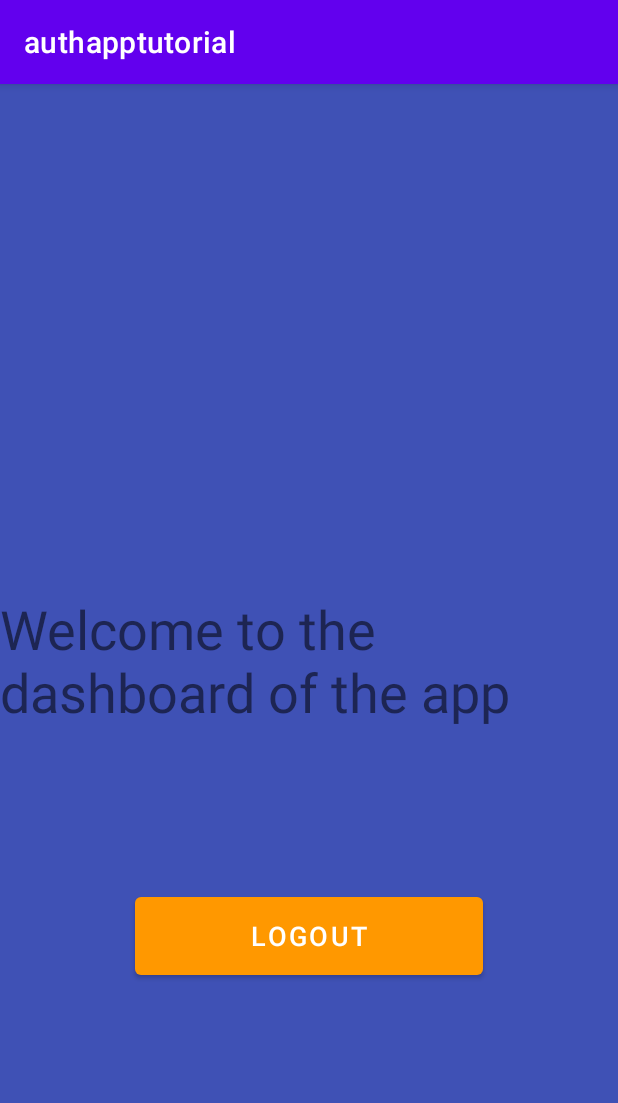
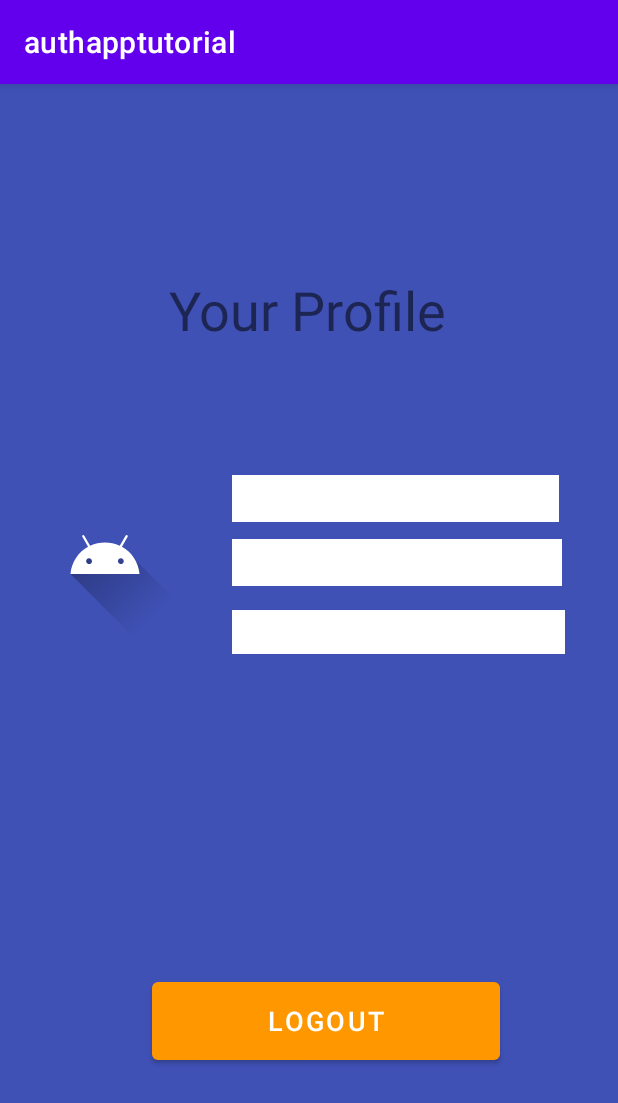
Before and after one commit to yongmei1/chara, an Android app: the screen it shows after launch (MainActivity), on a phone screen of 412 x 824 dp. Shown: the top 1103 px of the screen. Run offline under Robolectric (Android 15) with nearby library versions, the light colour scheme and no system bars; our stand-ins replace Firebase (no records; nobody signed in at launch, a user with empty details on screens opened directly); 1 statement that could not run was skipped.

Commit message:
fetch data from firestore and display on user profile main activity page

```diff
--- a/app/src/main/java/com/example/authapptutorial/MainActivity.java
+++ b/app/src/main/java/com/example/authapptutorial/MainActivity.java
@@ -1,20 +1,50 @@
 package com.example.authapptutorial;
 
+import androidx.annotation.Nullable;
 import androidx.appcompat.app.AppCompatActivity;
 
 import android.content.Intent;
 import android.os.Bundle;
 import android.view.View;
+import android.widget.TextView;
 
 import com.google.firebase.FirebaseApiNotAvailableException;
 import com.google.firebase.auth.FirebaseAuth;
+import com.google.firebase.firestore.DocumentReference;
+import com.google.firebase.firestore.DocumentSnapshot;
+import com.google.firebase.firestore.EventListener;
+import com.google.firebase.firestore.FirebaseFirestore;
+import com.google.firebase.firestore.FirebaseFirestoreException;
 
 public class MainActivity extends AppCompatActivity {
+    TextView fullName, email,phone;
+    FirebaseAuth fAuth;
+    FirebaseFirestore fStore;
+    String userId;
+
 
     @Override
     protected void onCreate(Bundle savedInstanceState) {
         super.onCreate(savedInstanceState);
         setContentView(R.layout.activity_main);
+        phone = findViewById(R.id.profilePhone);
+        fullName = findViewById(R.id.profileName);
+        email = findViewById(R.id.profileEmail);
+
+        fAuth = FirebaseAuth.getInstance();
+        fStore =FirebaseFirestore.getInstance();
+        userId = fAuth.getCurrentUser().getUid();
+
+        DocumentReference documentReference = fStore.collection("users").document(userId);
+        documentReference.addSnapshotListener(this, new EventListener<DocumentSnapshot>() {
+            @Override
+            public void onEvent(@Nullable DocumentSnapshot documentSnapshot, @Nullable FirebaseFirestoreException error) {
+                fullName.setText(documentSnapshot.getString("fName"));
+                email.setText(documentSnapshot.getString("email"));
+                phone.setText(documentSnapshot.getString("phone"));
+            }
+        });
+
     }
 
     public void logout(View view){
--- a/app/src/main/res/layout/activity_main.xml
+++ b/app/src/main/res/layout/activity_main.xml
@@ -12,17 +12,20 @@
         android:id="@+id/textView"
         android:layout_width="wrap_content"
         android:layout_height="wrap_content"
-        android:text="Welcome to the dashboard of the app"
+        android:text="Your Profile"
         android:textSize="36sp"
         app:layout_constraintBottom_toBottomOf="parent"
         app:layout_constraintEnd_toEndOf="parent"
+        app:layout_constraintHorizontal_bias="0.497"
         app:layout_constraintStart_toStartOf="parent"
-        app:layout_constraintTop_toTopOf="parent" />
+        app:layout_constraintTop_toTopOf="parent"
+        app:layout_constraintVertical_bias="0.175" />
 
     <Button
         android:id="@+id/button"
         android:layout_width="232dp"
         android:layout_height="64dp"
+        android:onClick="logout"
         android:text="Logout"
         android:textColor="#FFFFFF"
         android:textSize="18sp"
@@ -30,8 +33,62 @@
         app:iconTint="#FF9800"
         app:layout_constraintBottom_toBottomOf="parent"
         app:layout_constraintEnd_toEndOf="parent"
+        app:layout_constraintHorizontal_bias="0.564"
         app:layout_constraintStart_toStartOf="parent"
         app:layout_constraintTop_toTopOf="parent"
-        app:layout_constraintVertical_bias="0.761"
-        android:onClick="logout"/>
+        app:layout_constraintVertical_bias="0.842" />
+
+    <ImageView
+        android:id="@+id/imageView2"
+        android:layout_width="wrap_content"
+        android:layout_height="wrap_content"
+        app:layout_constraintBottom_toBottomOf="parent"
+        app:layout_constraintEnd_toEndOf="parent"
+        app:layout_constraintHorizontal_bias="0.052"
+        app:layout_constraintStart_toStartOf="parent"
+        app:layout_constraintTop_toTopOf="parent"
+        app:layout_constraintVertical_bias="0.398"
+        app:srcCompat="@drawable/ic_launcher_foreground" />
+
+    <TextView
+        android:id="@+id/profileName"
+        android:layout_width="218dp"
+        android:layout_height="31dp"
+        android:background="#FFFFFF"
+        android:text="Your Name"
+        android:textSize="24sp"
+        app:layout_constraintBottom_toBottomOf="parent"
+        app:layout_constraintEnd_toEndOf="parent"
+        app:layout_constraintHorizontal_bias="0.797"
+        app:layout_constraintStart_toStartOf="parent"
+        app:layout_constraintTop_toTopOf="parent"
+        app:layout_constraintVertical_bias="0.354" />
+
+    <TextView
+        android:id="@+id/profileEmail"
+        android:layout_width="220dp"
+        android:layout_height="31dp"
+        android:background="#FFFFFF"
+        android:text="Your Email Address"
+        android:textSize="24sp"
+        app:layout_constraintBottom_toBottomOf="parent"
+        app:layout_constraintEnd_toEndOf="parent"
+        app:layout_constraintHorizontal_bias="0.806"
+        app:layout_constraintStart_toStartOf="parent"
+        app:layout_constraintTop_toTopOf="parent"
+        app:layout_constraintVertical_bias="0.412" />
+
+    <TextView
+        android:id="@+id/profilePhone"
+        android:layout_width="222dp"
+        android:layout_height="29dp"
+        android:background="#FFFFFF"
+        android:text="Phone Number"
+        android:textSize="24sp"
+        app:layout_constraintBottom_toBottomOf="parent"
+        app:layout_constraintEnd_toEndOf="parent"
+        app:layout_constraintHorizontal_bias="0.814"
+        app:layout_constraintStart_toStartOf="parent"
+        app:layout_constraintTop_toTopOf="parent"
+        app:layout_constraintVertical_bias="0.475" />
 </androidx.constraintlayout.widget.ConstraintLayout>
```
